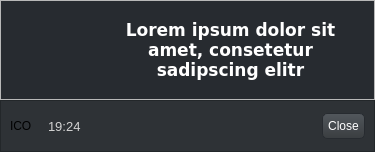
Before: the Qt Designer form res/notification_system/dialog.ui in FAForever/client, drawn with Qt 5.
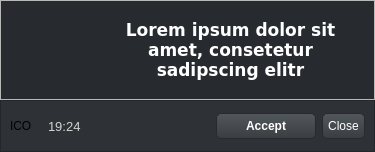
After: the same form once the commit is applied.

What changed in the file:
```diff
--- a/res/notification_system/dialog.ui
+++ b/res/notification_system/dialog.ui
@@ -198,6 +198,25 @@
         </property>
        </spacer>
       </item>
+      <item>
+       <widget class="QPushButton" name="acceptButton">
+        <property name="minimumSize">
+         <size>
+          <width>100</width>
+          <height>0</height>
+         </size>
+        </property>
+        <property name="font">
+         <font>
+          <weight>75</weight>
+          <bold>true</bold>
+         </font>
+        </property>
+        <property name="text">
+         <string>Accept</string>
+        </property>
+       </widget>
+      </item>
       <item>
        <widget class="QPushButton" name="pushButton">
         <property name="text">
```
Left out of the diff: 11 changed lines with no effect on the pictures.
